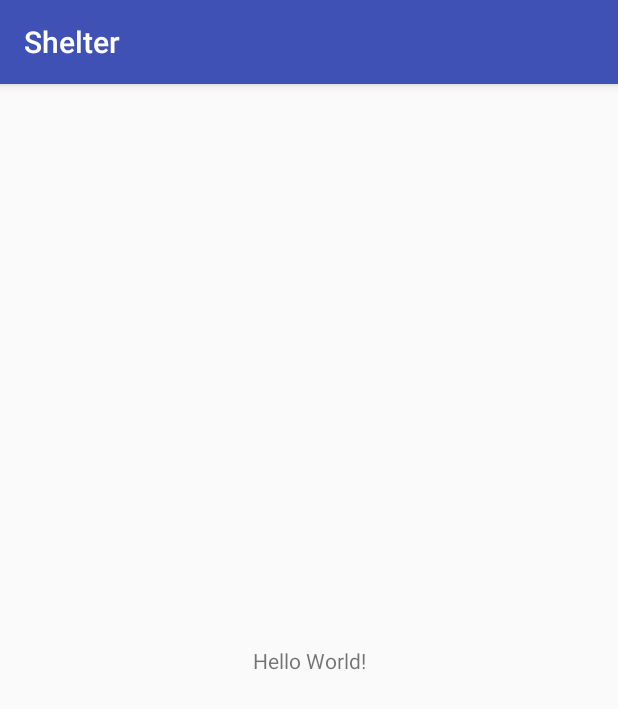
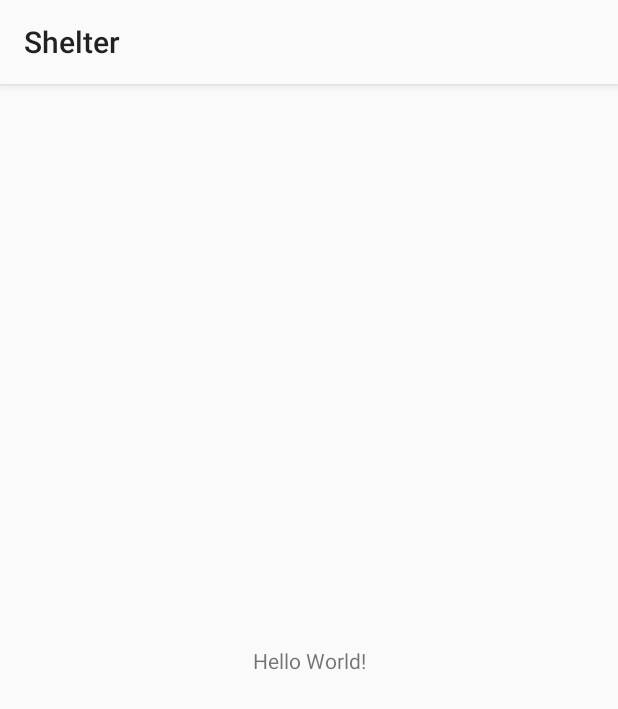
Before and after one commit to PeterCxy/Shelter, an Android app: the screen it shows after launch (MainActivity), on a phone screen of 412 x 824 dp. Shown: the top 709 px of the screen. Run offline under Robolectric (Android 15) with nearby library versions, the phone set to English and light mode, and no system bars.

Commit message:
styles: use white theme

```diff
--- a/app/src/main/res/values/colors.xml
+++ b/app/src/main/res/values/colors.xml
@@ -1,6 +1,6 @@
 <?xml version="1.0" encoding="utf-8"?>
 <resources>
-    <color name="colorPrimary">#3F51B5</color>
-    <color name="colorPrimaryDark">#303F9F</color>
-    <color name="colorAccent">#FF4081</color>
+    <color name="colorPrimary">#FAFAFA</color>
+    <color name="colorPrimaryDark">#C2C2C2</color>
+    <color name="colorAccent">#009688</color>
 </resources>
--- a/app/src/main/res/values/styles.xml
+++ b/app/src/main/res/values/styles.xml
@@ -1,7 +1,7 @@
 <resources>
 
     <!-- Base application theme. -->
-    <style name="AppTheme" parent="Theme.AppCompat.Light.DarkActionBar">
+    <style name="AppTheme" parent="Theme.AppCompat.Light">
         <!-- Customize your theme here. -->
         <item name="colorPrimary">@color/colorPrimary</item>
         <item name="colorPrimaryDark">@color/colorPrimaryDark</item>
```
